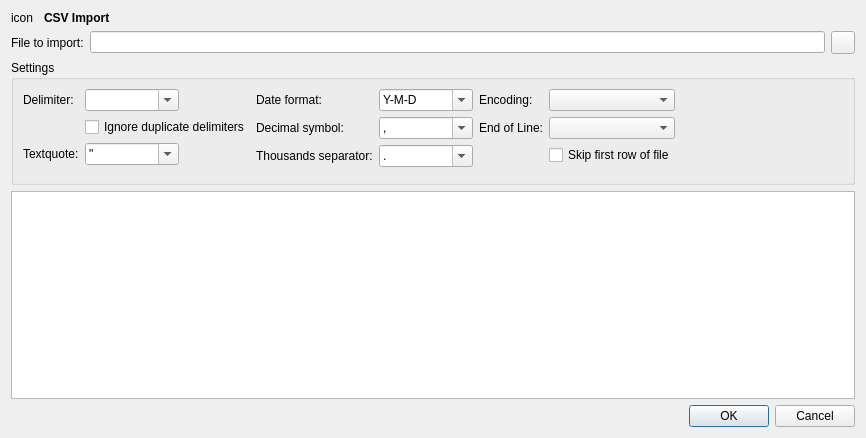
Old version of the form src/import/csv/csvimportdialog.ui in the repository KDE/knipptasch.
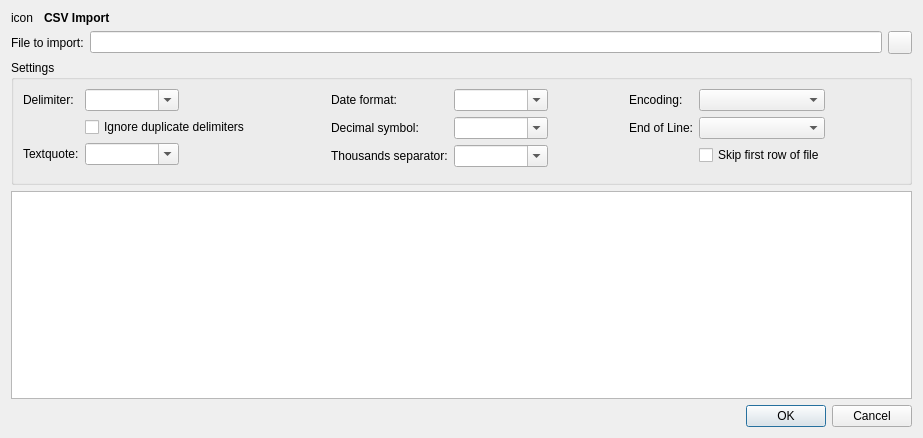
New version of the form. Custom widgets are drawn as their Qt base class.

```diff
--- a/src/import/csv/csvimportdialog.ui
+++ b/src/import/csv/csvimportdialog.ui
@@ -7,7 +7,7 @@
    <rect>
     <x>0</x>
     <y>0</y>
-    <width>866</width>
+    <width>923</width>
     <height>438</height>
    </rect>
   </property>
@@ -123,31 +123,11 @@
            <bool>true</bool>
           </property>
           <property name="currentIndex">
-           <number>1</number>
+           <number>-1</number>
           </property>
           <property name="minimumContentsLength">
            <number>8</number>
           </property>
-          <item>
-           <property name="text">
-            <string/>
-           </property>
-          </item>
-          <item>
-           <property name="text">
-            <string>&quot;</string>
-           </property>
-          </item>
-          <item>
-           <property name="text">
-            <string>'</string>
-           </property>
-          </item>
-          <item>
-           <property name="text">
-            <string>`</string>
-           </property>
-          </item>
          </widget>
         </item>
         <item row="1" column="1">
@@ -159,7 +139,7 @@
         </item>
        </layout>
       </item>
-      <item row="0" column="1">
+      <item row="0" column="2">
        <layout class="QFormLayout" name="formLayout_2">
         <property name="fieldGrowthPolicy">
          <enum>QFormLayout::ExpandingFieldsGrow</enum>
@@ -177,16 +157,11 @@
            <bool>true</bool>
           </property>
           <property name="currentIndex">
-           <number>0</number>
+           <number>-1</number>
           </property>
           <property name="minimumContentsLength">
            <number>8</number>
           </property>
-          <item>
-           <property name="text">
-            <string>Y-M-D</string>
-           </property>
-          </item>
          </widget>
         </item>
         <item row="1" column="0">
@@ -204,16 +179,6 @@
           <property name="minimumContentsLength">
            <number>8</number>
           </property>
-          <item>
-           <property name="text">
-            <string>,</string>
-           </property>
-          </item>
-          <item>
-           <property name="text">
-            <string>.</string>
-           </property>
-          </item>
          </widget>
         </item>
         <item row="2" column="0">
@@ -231,16 +196,11 @@
           <property name="minimumContentsLength">
            <number>8</number>
           </property>
-          <item>
-           <property name="text">
-            <string>.</string>
-           </property>
-          </item>
          </widget>
         </item>
        </layout>
       </item>
-      <item row="0" column="2" rowspan="2">
+      <item row="0" column="4" rowspan="2">
        <layout class="QFormLayout" name="formLayout_3">
         <item row="0" column="0">
          <widget class="QLabel" name="label_4">
@@ -279,7 +239,7 @@
         </item>
        </layout>
       </item>
-      <item row="0" column="3">
+      <item row="0" column="5">
        <spacer name="horizontalSpacer">
         <property name="orientation">
          <enum>Qt::Horizontal</enum>
@@ -292,6 +252,32 @@
         </property>
        </spacer>
       </item>
+      <item row="0" column="3">
+       <spacer name="horizontalSpacer_2">
+        <property name="orientation">
+         <enum>Qt::Horizontal</enum>
+        </property>
+        <property name="sizeHint" stdset="0">
+         <size>
+          <width>40</width>
+          <height>20</height>
+         </size>
+        </property>
+       </spacer>
+      </item>
+      <item row="0" column="1">
+       <spacer name="horizontalSpacer_3">
+        <property name="orientation">
+         <enum>Qt::Horizontal</enum>
+        </property>
+        <property name="sizeHint" stdset="0">
+         <size>
+          <width>40</width>
+          <height>20</height>
+         </size>
+        </property>
+       </spacer>
+      </item>
      </layout>
     </widget>
    </item>
@@ -315,16 +301,16 @@
   </layout>
  </widget>
  <customwidgets>
-  <customwidget>
-   <class>KComboBox</class>
-   <extends>QComboBox</extends>
-   <header>kcombobox.h</header>
-  </customwidget>
   <customwidget>
    <class>KLineEdit</class>
    <extends>QLineEdit</extends>
    <header>klineedit.h</header>
   </customwidget>
+  <customwidget>
+   <class>KComboBox</class>
+   <extends>QComboBox</extends>
+   <header>kcombobox.h</header>
+  </customwidget>
  </customwidgets>
  <resources/>
  <connections/>
```
Left out of the diff: 2 changed lines with no effect on the pictures.
